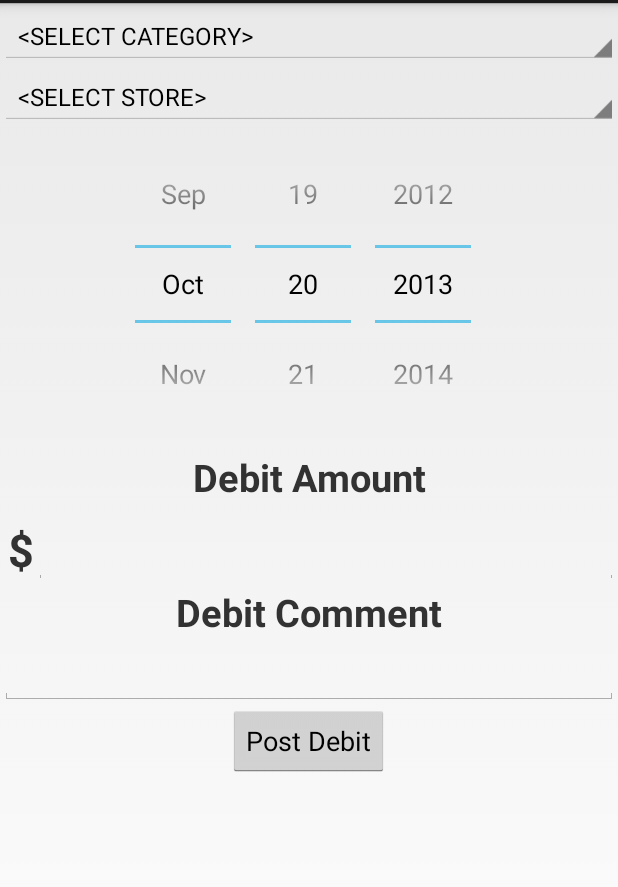
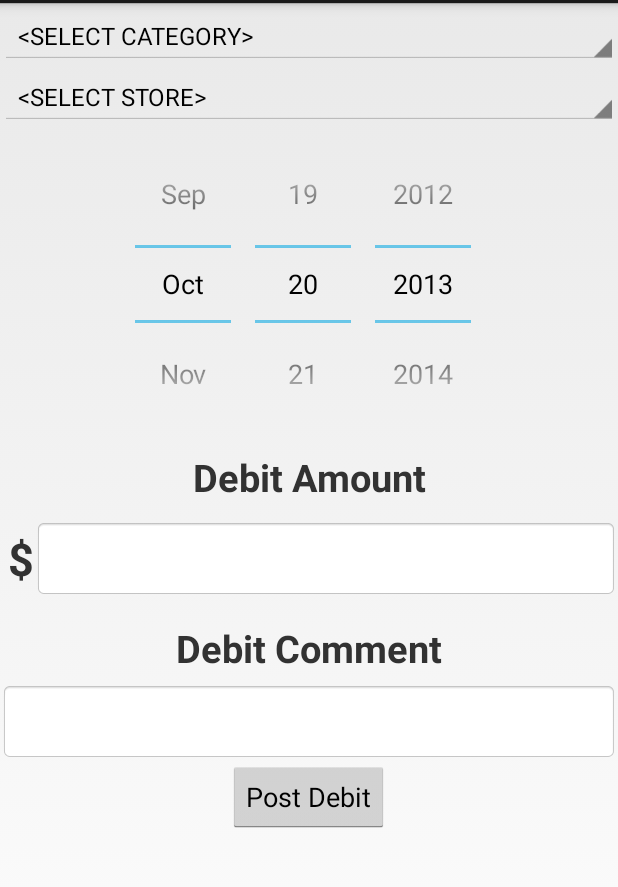
Before and after one commit to DonnOMalley/MySimpleBudgetProject, an Android app: the MainActivity screen opened directly, with no data from a screen before it, on a phone screen of 412 x 824 dp, the part 69-956 px from its top. Run offline under Robolectric (Android 15) with nearby library versions, the phone set to English and light mode, and no system bars.

Commit message:
Updated layouts for tablet and landscape. Added borders to the edit text fields Removed manifest entry for managing orientation changes

```diff
--- a/MySimpleBudget/src/main/AndroidManifest.xml
+++ b/MySimpleBudget/src/main/AndroidManifest.xml
@@ -17,7 +17,6 @@
         android:theme="@style/AppTheme" >
         <activity
             android:name="com.omalleyland.mysimplebudget.MainActivity"
-            android:configChanges="orientation|keyboardHidden|screenSize"
             android:label="@string/app_name" >
             <intent-filter>
                 <action android:name="android.intent.action.MAIN" />
--- a/MySimpleBudget/src/main/res/layout-land/main_activity.xml
+++ b/MySimpleBudget/src/main/res/layout-land/main_activity.xml
@@ -1,5 +1,11 @@
 <?xml version="1.0" encoding="utf-8"?>
-
+<LinearLayout xmlns:android="http://schemas.android.com/apk/res/android"
+    android:orientation="horizontal" android:layout_width="match_parent"
+    android:layout_height="match_parent">
+    <LinearLayout xmlns:android="http://schemas.android.com/apk/res/android"
+        android:orientation="vertical" android:layout_width="0dip"
+        android:layout_height="match_parent"
+        android:layout_weight=".6">
         <RelativeLayout xmlns:android="http://schemas.android.com/apk/res/android"
             xmlns:tools="http://schemas.android.com/tools"
             android:orientation="vertical"
@@ -8,25 +14,26 @@
             tools:context=".MainActivity"
             android:focusable="true"
             android:focusableInTouchMode="true">
-
             <ScrollView
                 android:layout_width="wrap_content"
                 android:layout_height="wrap_content"
                 android:id="@+id/scrollView"
-            android:layout_above="@+id/btnPostDebit"
                 android:layout_alignParentTop="true"
-            android:layout_alignParentLeft="true">
+                android:layout_alignParentLeft="true"
+                >
 
                 <RelativeLayout
-                android:layout_width="fill_parent"
-                android:layout_height="fill_parent">
+                    android:layout_width="wrap_content"
+                    android:layout_height="fill_parent"
+                    android:layout_gravity="center_horizontal">
 
                     <Spinner
-                    android:layout_width="fill_parent"
+                        android:layout_width="wrap_content"
                         android:layout_height="wrap_content"
                         android:id="@+id/spinnerCategory"
                         android:textAlignment="center"
                         android:layout_gravity="center_horizontal"
+                        android:layout_centerHorizontal="true"
                         android:dropDownVerticalOffset="-50dp"
                         android:paddingTop="5dp"
                         android:layout_alignParentTop="true"
@@ -36,11 +43,12 @@
                         android:spinnerMode="dropdown" />
 
                     <Spinner
-                    android:layout_width="fill_parent"
+                        android:layout_width="wrap_content"
                         android:layout_height="wrap_content"
                         android:id="@+id/spinnerStore"
                         android:textAlignment="center"
                         android:layout_gravity="center_horizontal"
+                        android:layout_centerHorizontal="true"
                         android:dropDownVerticalOffset="-50dp"
                         android:paddingTop="5dp"
                         android:layout_below="@+id/spinnerCategory"
@@ -48,20 +56,12 @@
                         android:layout_marginTop="5dp"
                         android:spinnerMode="dropdown" />
 
-            <DatePicker
-                android:layout_width="fill_parent"
-                android:layout_height="wrap_content"
-                android:id="@+id/datePicker"
-                android:layout_below="@+id/spinnerStore"
-                android:spinnersShown="true"
-                android:calendarViewShown="false" />
-
                     <TextView
                         android:layout_width="fill_parent"
                         android:layout_height="wrap_content"
                         android:text="Debit Amount"
                         android:id="@+id/textView3"
-                android:layout_below="@+id/datePicker"
+                        android:layout_below="@+id/spinnerStore"
                         android:layout_centerHorizontal="true"
                         android:layout_marginTop="5dp"
                         android:textStyle="bold"
@@ -92,7 +92,7 @@
 
                         <EditText
                             android:layout_width="fill_parent"
-                        android:layout_height="wrap_content"
+                            android:layout_height="fill_parent"
                             android:inputType="numberDecimal"
                             android:ems="10"
                             android:id="@+id/etDebitAmount"
@@ -108,6 +108,8 @@
                             android:focusableInTouchMode="true"
                             android:autoLink="none"
                             android:textIsSelectable="false"
+                            android:textSize="30dp"
+                            android:background="@android:drawable/editbox_background"
                             android:autoText="false" />
                     </LinearLayout>
 
@@ -138,6 +140,8 @@
                         android:layout_below="@+id/textView2"
                         android:layout_alignParentLeft="true"
                         android:layout_marginTop="5dp"
+                        android:background="@android:drawable/editbox_background"
+                        android:textSize="30dp"
                         android:selectAllOnFocus="true" />
 
                     <Button
@@ -154,6 +158,31 @@
 
                 </RelativeLayout>
             </ScrollView>
+        </RelativeLayout>
+    </LinearLayout>
+    <LinearLayout xmlns:android="http://schemas.android.com/apk/res/android"
+        android:orientation="vertical" android:layout_width="0dip"
+        android:layout_height="match_parent"
+        android:layout_gravity="center_vertical|center_horizontal"
+        android:layout_weight=".4">
 
+        <TextView
+            android:layout_width="fill_parent"
+            android:layout_height="wrap_content"
+            android:text="Debit Date"
+            android:id="@+id/tvDebitDate"
+            android:layout_centerHorizontal="true"
+            android:layout_marginTop="5dp"
+            android:textStyle="bold"
+            android:textSize="25dp"
+            android:gravity="center_horizontal" />
 
-</RelativeLayout>
+        <DatePicker
+            android:layout_width="fill_parent"
+            android:layout_height="wrap_content"
+            android:id="@+id/datePicker"
+            android:spinnersShown="true"
+            android:calendarViewShown="false"
+            />
+    </LinearLayout>
+</LinearLayout>
--- a/MySimpleBudget/src/main/res/layout-sw720dp/main_activity.xml
+++ b/MySimpleBudget/src/main/res/layout-sw720dp/main_activity.xml
@@ -1,5 +1,11 @@
 <?xml version="1.0" encoding="utf-8"?>
-
+<LinearLayout xmlns:android="http://schemas.android.com/apk/res/android"
+    android:orientation="horizontal" android:layout_width="match_parent"
+    android:layout_height="match_parent">
+    <LinearLayout xmlns:android="http://schemas.android.com/apk/res/android"
+        android:orientation="vertical" android:layout_width="0dip"
+        android:layout_height="match_parent"
+        android:layout_weight=".7">
         <RelativeLayout xmlns:android="http://schemas.android.com/apk/res/android"
             xmlns:tools="http://schemas.android.com/tools"
             android:orientation="vertical"
@@ -8,25 +14,26 @@
             tools:context=".MainActivity"
             android:focusable="true"
             android:focusableInTouchMode="true">
-
             <ScrollView
                 android:layout_width="wrap_content"
                 android:layout_height="wrap_content"
                 android:id="@+id/scrollView"
-            android:layout_above="@+id/btnPostDebit"
                 android:layout_alignParentTop="true"
-            android:layout_alignParentLeft="true">
+                android:layout_alignParentLeft="true"
+                >
 
                 <RelativeLayout
-                android:layout_width="fill_parent"
-                android:layout_height="fill_parent">
+                    android:layout_width="wrap_content"
+                    android:layout_height="fill_parent"
+                    android:layout_gravity="center_horizontal">
 
                     <Spinner
-                    android:layout_width="fill_parent"
+                        android:layout_width="wrap_content"
                         android:layout_height="wrap_content"
                         android:id="@+id/spinnerCategory"
                         android:textAlignment="center"
                         android:layout_gravity="center_horizontal"
+                        android:layout_centerHorizontal="true"
                         android:dropDownVerticalOffset="-50dp"
                         android:paddingTop="5dp"
                         android:layout_alignParentTop="true"
@@ -36,11 +43,12 @@
                         android:spinnerMode="dropdown" />
 
                     <Spinner
-                    android:layout_width="fill_parent"
+                        android:layout_width="wrap_content"
                         android:layout_height="wrap_content"
                         android:id="@+id/spinnerStore"
                         android:textAlignment="center"
                         android:layout_gravity="center_horizontal"
+                        android:layout_centerHorizontal="true"
                         android:dropDownVerticalOffset="-50dp"
                         android:paddingTop="5dp"
                         android:layout_below="@+id/spinnerCategory"
@@ -48,20 +56,12 @@
                         android:layout_marginTop="5dp"
                         android:spinnerMode="dropdown" />
 
-            <DatePicker
-                android:layout_width="fill_parent"
-                android:layout_height="wrap_content"
-                android:id="@+id/datePicker"
-                android:layout_below="@+id/spinnerStore"
-                android:spinnersShown="true"
-                android:calendarViewShown="false" />
-
                     <TextView
                         android:layout_width="fill_parent"
                         android:layout_height="wrap_content"
                         android:text="Debit Amount"
                         android:id="@+id/textView3"
-                android:layout_below="@+id/datePicker"
+                        android:layout_below="@+id/spinnerStore"
                         android:layout_centerHorizontal="true"
                         android:layout_marginTop="5dp"
                         android:textStyle="bold"
@@ -92,7 +92,7 @@
 
                         <EditText
                             android:layout_width="fill_parent"
-                        android:layout_height="wrap_content"
+                            android:layout_height="fill_parent"
                             android:inputType="numberDecimal"
                             android:ems="10"
                             android:id="@+id/etDebitAmount"
@@ -108,6 +108,8 @@
                             android:focusableInTouchMode="true"
                             android:autoLink="none"
                             android:textIsSelectable="false"
+                            android:textSize="30dp"
+                            android:background="@android:drawable/editbox_background"
                             android:autoText="false" />
                     </LinearLayout>
 
@@ -138,6 +140,8 @@
                         android:layout_below="@+id/textView2"
                         android:layout_alignParentLeft="true"
                         android:layout_marginTop="5dp"
+                        android:background="@android:drawable/editbox_background"
+                        android:textSize="30dp"
                         android:selectAllOnFocus="true" />
 
                     <Button
@@ -154,6 +158,31 @@
 
                 </RelativeLayout>
             </ScrollView>
+        </RelativeLayout>
+    </LinearLayout>
+    <LinearLayout xmlns:android="http://schemas.android.com/apk/res/android"
+        android:orientation="vertical" android:layout_width="0dip"
+        android:layout_height="match_parent"
+        android:layout_gravity="center_vertical|center_horizontal"
+        android:layout_weight=".3">
 
+        <TextView
+            android:layout_width="fill_parent"
+            android:layout_height="wrap_content"
+            android:text="Debit Date"
+            android:id="@+id/tvDebitDate"
+            android:layout_centerHorizontal="true"
+            android:layout_marginTop="5dp"
+            android:textStyle="bold"
+            android:textSize="25dp"
+            android:gravity="center_horizontal" />
 
-</RelativeLayout>
+        <DatePicker
+            android:layout_width="fill_parent"
+            android:layout_height="wrap_content"
+            android:id="@+id/datePicker"
+            android:spinnersShown="true"
+            android:calendarViewShown="false"
+            />
+    </LinearLayout>
+</LinearLayout>
--- a/MySimpleBudget/src/main/res/layout/main_activity.xml
+++ b/MySimpleBudget/src/main/res/layout/main_activity.xml
@@ -18,7 +18,9 @@
 
         <RelativeLayout
             android:layout_width="fill_parent"
-            android:layout_height="fill_parent">
+            android:layout_height="fill_parent"
+            android:layout_gravity="center_horizontal"
+            >
 
             <Spinner
                 android:layout_width="fill_parent"
@@ -26,6 +28,7 @@
                 android:id="@+id/spinnerCategory"
                 android:textAlignment="center"
                 android:layout_gravity="center_horizontal"
+                android:layout_centerHorizontal="true"
                 android:dropDownVerticalOffset="-50dp"
                 android:paddingTop="5dp"
                 android:layout_alignParentTop="true"
@@ -40,6 +43,7 @@
                 android:id="@+id/spinnerStore"
                 android:textAlignment="center"
                 android:layout_gravity="center_horizontal"
+                android:layout_centerHorizontal="true"
                 android:dropDownVerticalOffset="-50dp"
                 android:paddingTop="5dp"
                 android:layout_below="@+id/spinnerCategory"
@@ -71,9 +75,11 @@
                 android:layout_width="fill_parent"
                 android:layout_height="wrap_content"
                 android:paddingTop="5dp"
+                android:paddingBottom="5dp"
                 android:layout_alignParentLeft="true"
                 android:id="@+id/linearLayout"
                 android:layout_marginTop="5dp"
+                android:layout_marginBottom="5dp"
                 android:layout_below="@+id/textView3"
                 android:focusable="true"
                 android:focusableInTouchMode="true">
@@ -107,6 +113,8 @@
                     android:focusableInTouchMode="true"
                     android:autoLink="none"
                     android:textIsSelectable="false"
+                    android:textSize="30dp"
+                    android:background="@android:drawable/editbox_background"
                     android:autoText="false" />
             </LinearLayout>
 
@@ -137,6 +145,8 @@
                 android:layout_below="@+id/textView2"
                 android:layout_alignParentLeft="true"
                 android:layout_marginTop="5dp"
+                android:background="@android:drawable/editbox_background"
+                android:textSize="30dp"
                 android:selectAllOnFocus="true" />
 
             <Button
```
Lines whose indentation alone changed are shown as unchanged.
